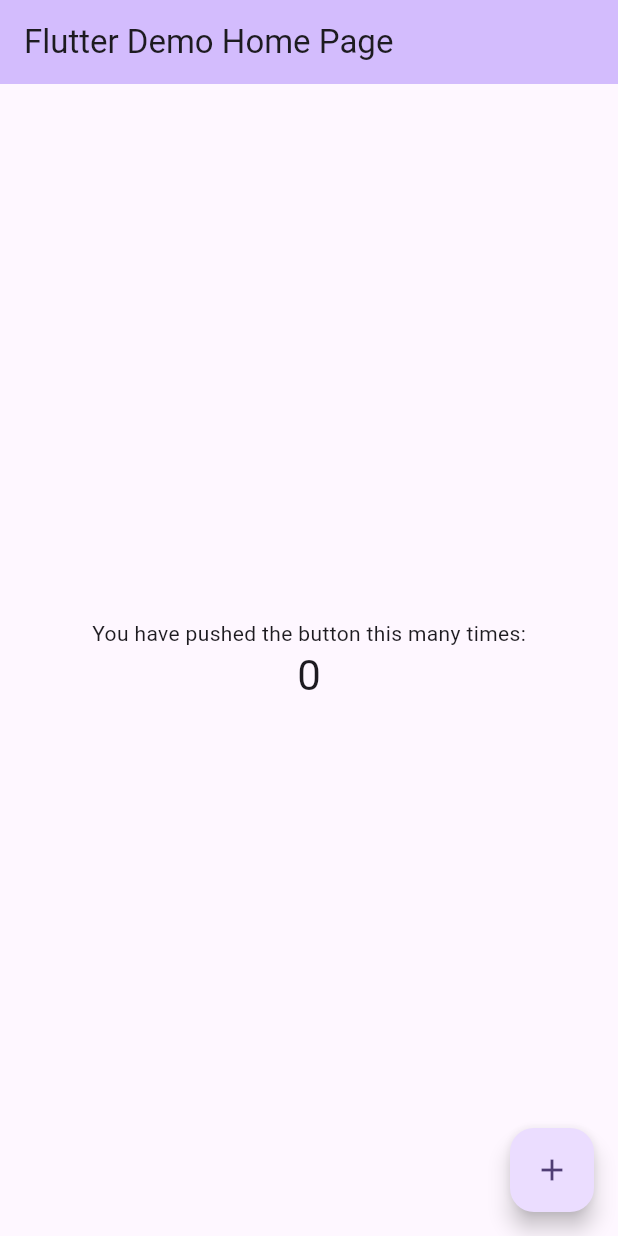
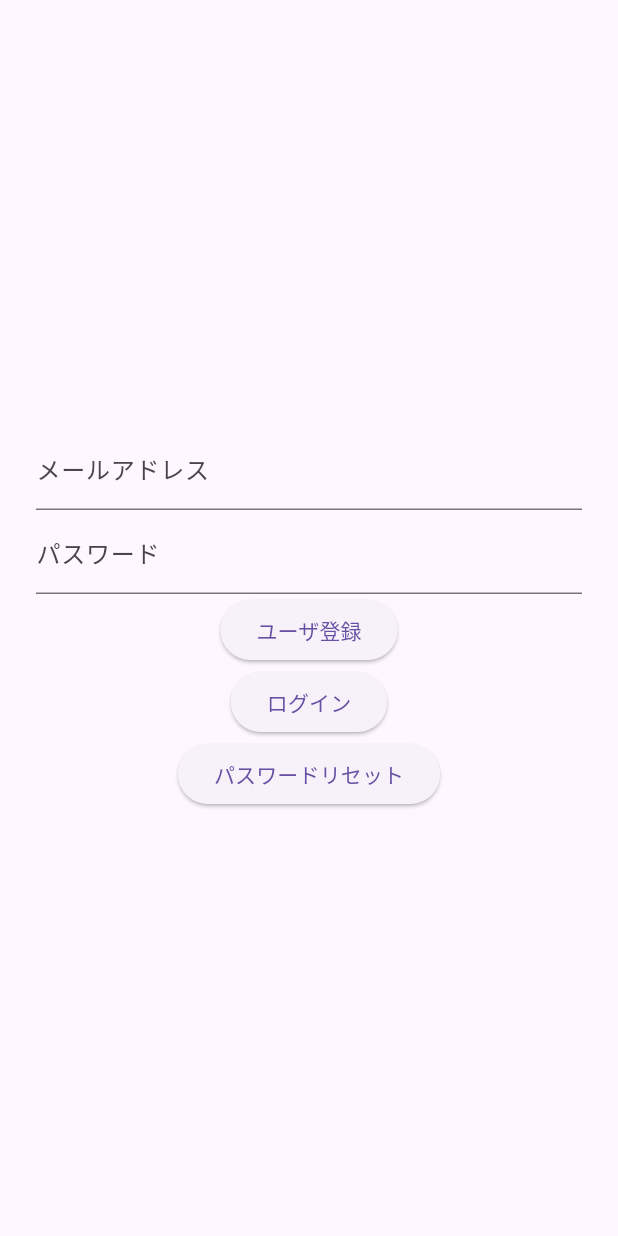
Before and after one commit to Yuzuki-png/cafe-app, a Flutter app: the screen it shows after launch, on a phone screen of 412 x 824 dp. Run offline on Flutter 3.47's test engine with Material 3 defaults, Android fonts, the phone set to English and light mode, and no system bars; our stand-ins replace firebase_auth, firebase_core; accounts and stored records are empty.

Commit message:
feat: ログイン機能ui作成

```diff
--- a/lib/main.dart
+++ b/lib/main.dart
@@ -1,35 +1,27 @@
 import 'package:flutter/material.dart';
+import 'package:firebase_auth/firebase_auth.dart';
+import 'package:firebase_core/firebase_core.dart';
+import 'firebase_options.dart';
 
-void main() {
+void main() async {
+  WidgetsFlutterBinding.ensureInitialized();
+  await Firebase.initializeApp(
+    options: DefaultFirebaseOptions.currentPlatform,
+  );
   runApp(const MyApp());
 }
 
+// MyAppのクラス
 class MyApp extends StatelessWidget {
-  const MyApp({super.key});
+  const MyApp({Key? key}) : super(key: key);
 
-  // This widget is the root of your application.
   @override
   Widget build(BuildContext context) {
+    // 3. タイトルとテーマを設定する。画面の本体はMyHomePageで作る。
     return MaterialApp(
       title: 'Flutter Demo',
       theme: ThemeData(
-        // This is the theme of your application.
-        //
-        // TRY THIS: Try running your application with "flutter run". You'll see
-        // the application has a purple toolbar. Then, without quitting the app,
-        // try changing the seedColor in the colorScheme below to Colors.green
-        // and then invoke "hot reload" (save your changes or press the "hot
-        // reload" button in a Flutter-supported IDE, or press "r" if you used
-        // the command line to start the app).
-        //
-        // Notice that the counter didn't reset back to zero; the application
-        // state is not lost during the reload. To reset the state, use hot
-        // restart instead.
-        //
-        // This works for code too, not just values: Most code changes can be
-        // tested with just a hot reload.
-        colorScheme: ColorScheme.fromSeed(seedColor: Colors.deepPurple),
-        useMaterial3: true,
+        primarySwatch: Colors.blue,
       ),
       home: const MyHomePage(title: 'Flutter Demo Home Page'),
     );
@@ -37,17 +29,7 @@ class MyApp extends StatelessWidget {
 }
 
 class MyHomePage extends StatefulWidget {
-  const MyHomePage({super.key, required this.title});
-
-  // This widget is the home page of your application. It is stateful, meaning
-  // that it has a State object (defined below) that contains fields that affect
-  // how it looks.
-
-  // This class is the configuration for the state. It holds the values (in this
-  // case the title) provided by the parent (in this case the App widget) and
-  // used by the build method of the State. Fields in a Widget subclass are
-  // always marked "final".
-
+  const MyHomePage({Key? key, required this.title}) : super(key: key);
   final String title;
 
   @override
@@ -55,71 +37,87 @@ class MyHomePage extends StatefulWidget {
 }
 
 class _MyHomePageState extends State<MyHomePage> {
-  int _counter = 0;
-
-  void _incrementCounter() {
-    setState(() {
-      // This call to setState tells the Flutter framework that something has
-      // changed in this State, which causes it to rerun the build method below
-      // so that the display can reflect the updated values. If we changed
-      // _counter without calling setState(), then the build method would not be
-      // called again, and so nothing would appear to happen.
-      _counter++;
-    });
-  }
+  // 入力したメールアドレス・パスワード
+  String _email = '';
+  String _password = '';
 
   @override
   Widget build(BuildContext context) {
-    // This method is rerun every time setState is called, for instance as done
-    // by the _incrementCounter method above.
-    //
-    // The Flutter framework has been optimized to make rerunning build methods
-    // fast, so that you can just rebuild anything that needs updating rather
-    // than having to individually change instances of widgets.
     return Scaffold(
-      appBar: AppBar(
-        // TRY THIS: Try changing the color here to a specific color (to
-        // Colors.amber, perhaps?) and trigger a hot reload to see the AppBar
-        // change color while the other colors stay the same.
-        backgroundColor: Theme.of(context).colorScheme.inversePrimary,
-        // Here we take the value from the MyHomePage object that was created by
-        // the App.build method, and use it to set our appbar title.
-        title: Text(widget.title),
-      ),
       body: Center(
-        // Center is a layout widget. It takes a single child and positions it
-        // in the middle of the parent.
+        child: Container(
+          padding: const EdgeInsets.all(24),
           child: Column(
-          // Column is also a layout widget. It takes a list of children and
-          // arranges them vertically. By default, it sizes itself to fit its
-          // children horizontally, and tries to be as tall as its parent.
-          //
-          // Column has various properties to control how it sizes itself and
-          // how it positions its children. Here we use mainAxisAlignment to
-          // center the children vertically; the main axis here is the vertical
-          // axis because Columns are vertical (the cross axis would be
-          // horizontal).
-          //
-          // TRY THIS: Invoke "debug painting" (choose the "Toggle Debug Paint"
-          // action in the IDE, or press "p" in the console), to see the
-          // wireframe for each widget.
             mainAxisAlignment: MainAxisAlignment.center,
             children: <Widget>[
-            const Text(
-              'You have pushed the button this many times:',
+              // 1行目 メールアドレス入力用テキストフィールド
+              TextFormField(
+                decoration: const InputDecoration(labelText: 'メールアドレス'),
+                onChanged: (String value) {
+                  setState(() {
+                    _email = value;
+                  });
+                },
               ),
-            Text(
-              '$_counter',
-              style: Theme.of(context).textTheme.headlineMedium,
+              // 2行目 パスワード入力用テキストフィールド
+              TextFormField(
+                decoration: const InputDecoration(labelText: 'パスワード'),
+                obscureText: true,
+                onChanged: (String value) {
+                  setState(() {
+                    _password = value;
+                  });
+                },
               ),
+              // 3行目 ユーザ登録ボタン
+              ElevatedButton(
+                child: const Text('ユーザ登録'),
+                onPressed: () async {
+                  try {
+                    final User? user = (await FirebaseAuth.instance
+                            .createUserWithEmailAndPassword(
+                                email: _email, password: _password))
+                        .user;
+                    if (user != null)
+                      print("ユーザ登録しました ${user.email} , ${user.uid}");
+                  } catch (e) {
+                    print(e);
+                  }
+                },
+              ),
+              // 4行目 ログインボタン
+              ElevatedButton(
+                child: const Text('ログイン'),
+                onPressed: () async {
+                  try {
+                    // メール/パスワードでログイン
+                    final User? user = (await FirebaseAuth.instance
+                            .signInWithEmailAndPassword(
+                                email: _email, password: _password))
+                        .user;
+                    if (user != null)
+                      print("ログインしました　${user.email} , ${user.uid}");
+                  } catch (e) {
+                    print(e);
+                  }
+                },
+              ),
+              // 5行目 パスワードリセット登録ボタン
+              ElevatedButton(
+                  child: const Text('パスワードリセット'),
+                  onPressed: () async {
+                    try {
+                      await FirebaseAuth.instance
+                          .sendPasswordResetEmail(email: _email);
+                      print("パスワードリセット用のメールを送信しました");
+                    } catch (e) {
+                      print(e);
+                    }
+                  }),
             ],
           ),
         ),
-      floatingActionButton: FloatingActionButton(
-        onPressed: _incrementCounter,
-        tooltip: 'Increment',
-        child: const Icon(Icons.add),
-      ), // This trailing comma makes auto-formatting nicer for build methods.
+      ),
     );
   }
 }
--- a/pubspec.yaml
+++ b/pubspec.yaml
@@ -8,10 +8,10 @@ environment:
 dependencies:
   flutter:
     sdk: flutter
-  google_maps_flutter: ^2.2.0 # Google Maps埋め込み
   firebase_core: ^2.5.0
   firebase_auth: ^4.8.1
   flutter_riverpod: ^2.3.6
+  google_sign_in: ^5.4.0
   shared_preferences: ^2.1.1 # ローカルストレージ
 dev_dependencies:
   flutter_test:
```
Also changed, not shown: firebase.json (added), lib/firebase_options.dart (added), pubspec.lock, 13 other files. Lines whose indentation alone changed are shown as unchanged.
